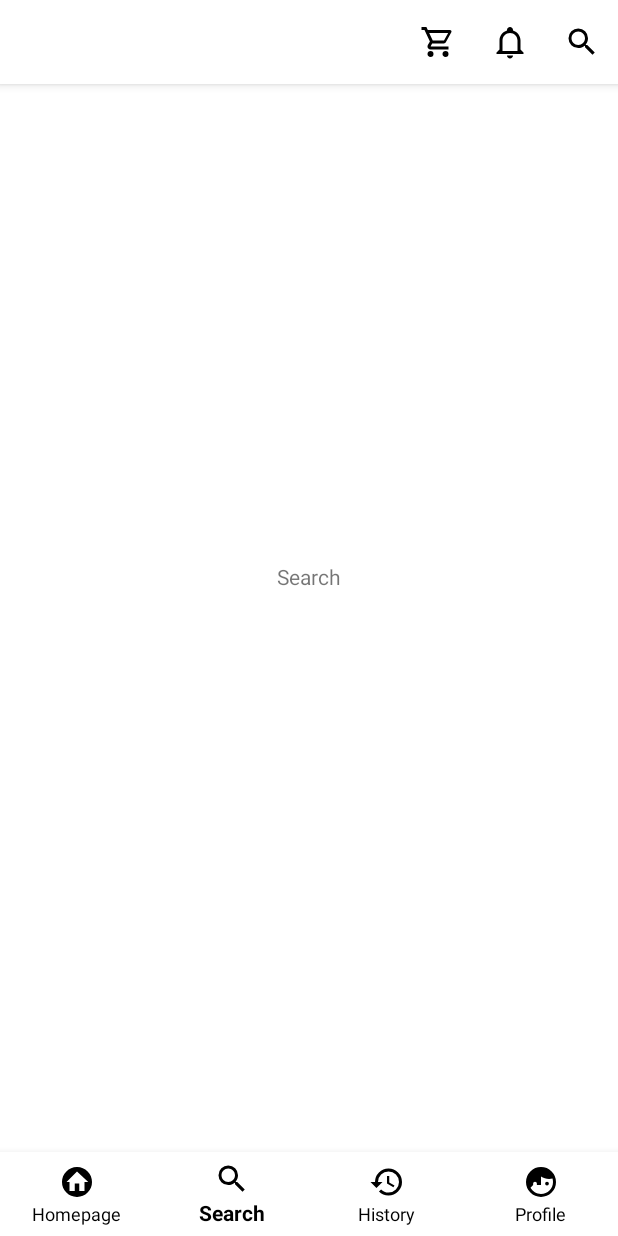
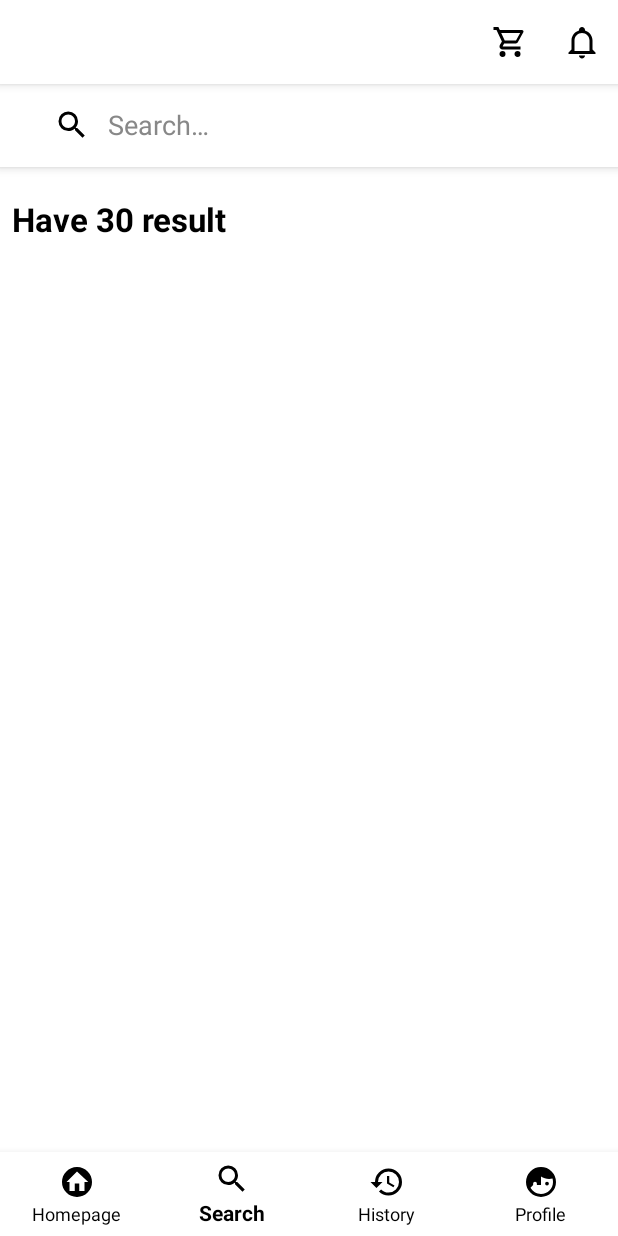
Before and after one commit to nguyenthanh311003/game-controller-shop-mobile, an Android app: the screen it shows after launch (MainActivity), item 2 of the bottom bar chosen, on a phone screen of 412 x 824 dp. Run offline under Robolectric (Android 15) with nearby library versions, the light colour scheme and no system bars.

Commit message:
implement sort product and search product

```diff
--- a/app/src/main/java/com/group4/gamecontrollershop/MainActivity.java
+++ b/app/src/main/java/com/group4/gamecontrollershop/MainActivity.java
@@ -1,24 +1,28 @@
 package com.group4.gamecontrollershop;
 
+import android.content.Intent;
 import android.os.Bundle;
+import android.view.Menu;
 import android.view.MenuItem;
-import android.widget.Toolbar;
+import android.widget.Toast;
 
 import androidx.activity.EdgeToEdge;
 import androidx.annotation.NonNull;
 import androidx.appcompat.app.AppCompatActivity;
+import androidx.appcompat.widget.Toolbar;
 import androidx.core.graphics.Insets;
 import androidx.core.view.ViewCompat;
 import androidx.core.view.WindowInsetsCompat;
+import androidx.fragment.app.FragmentTransaction;
 import androidx.viewpager2.widget.ViewPager2;
 
 import com.google.android.material.bottomnavigation.BottomNavigationView;
 import com.group4.gamecontrollershop.adapter.ViewPagerAdapter;
+import com.group4.gamecontrollershop.fragments.FragmentSearch;
 
 public class MainActivity extends AppCompatActivity {
     private BottomNavigationView navigationView;
     private ViewPager2 viewPager;
-    private Toolbar toolbar;
 
     @Override
     protected void onCreate(Bundle savedInstanceState) {
@@ -31,6 +35,8 @@ public class MainActivity extends AppCompatActivity {
             return insets;
         });
         navigationView = findViewById(R.id.bottomNavigationView);
+        Toolbar toolbar = findViewById(R.id.toolbar);
+        setSupportActionBar(toolbar);
         viewPager = findViewById(R.id.viewPager);
 
         ViewPagerAdapter adapter = new ViewPagerAdapter(this);
@@ -73,22 +79,26 @@ public class MainActivity extends AppCompatActivity {
         });
     }
 
-//    @Override
-//    public boolean onOptionsItemSelected(@NonNull MenuItem item) {
-//        switch (item.getItemId()) {
-//            case R.id.action_cart:
-//                openCart();
-//                return true;
-//            case R.id.action_notifications:
-//                openNotifications();
-//                return true;
-//            case R.id.action_search:
-//                openSearch();
-//                return true;
-//            default:
-//                return super.onOptionsItemSelected(item);
-//        }
-//    }
+    @Override
+    public boolean onCreateOptionsMenu(Menu menu) {
+        getMenuInflater().inflate(R.menu.toolbar_menu, menu);
+        return true;
+    }
+
+    @Override
+    public boolean onOptionsItemSelected(@NonNull MenuItem item) {
+        int itemId = item.getItemId();
+
+        if (itemId == R.id.action_cart) {
+            openCart();
+            return true;
+        } else if (itemId == R.id.action_notifications) {
+            openNotifications();
+            return true;
+        } else {
+            return super.onOptionsItemSelected(item);
+        }
+    }
 
     private void openCart() {
         // Mở Activity giỏ hàng
@@ -97,8 +107,4 @@ public class MainActivity extends AppCompatActivity {
     private void openNotifications() {
         // Mở Activity thông báo
     }
-
-    private void openSearch() {
-        // Mở Activity tìm kiếm
-    }
 }
--- a/app/src/main/java/com/group4/gamecontrollershop/adapter/ProductAdapter.java
+++ b/app/src/main/java/com/group4/gamecontrollershop/adapter/ProductAdapter.java
@@ -25,6 +25,10 @@ public class ProductAdapter extends RecyclerView.Adapter<ProductAdapter.ProductV
     public ProductAdapter(Context context, List<Product> productList) {
         this.context = context;
         this.productList = productList;
+    }
+
+    public void updateProductList(List<Product> newProductList) {
+        this.productList = newProductList;
     }
 
     @NonNull
--- a/app/src/main/java/com/group4/gamecontrollershop/fragments/FragmentHome.java
+++ b/app/src/main/java/com/group4/gamecontrollershop/fragments/FragmentHome.java
@@ -6,6 +6,9 @@ import android.os.Bundle;
 import android.view.LayoutInflater;
 import android.view.View;
 import android.view.ViewGroup;
+import android.widget.ImageButton;
+import android.widget.PopupMenu;
+import android.widget.Toast;
 
 import androidx.annotation.NonNull;
 import androidx.annotation.Nullable;
@@ -26,7 +29,9 @@ import java.util.List;
 public class FragmentHome extends Fragment {
     private RecyclerView productRV;
     private ProductAdapter productAdapter;
+    private ImageButton btnSort;
     private DatabaseHelper myDB;
+    private String sortStatus = "ALL";
 
     @Nullable
     @Override
@@ -34,7 +39,11 @@ public class FragmentHome extends Fragment {
         View view = inflater.inflate(R.layout.fragment_home, container, false);
 
         productRV = view.findViewById(R.id.productRV);
+        btnSort = view.findViewById(R.id.btnSort);
         productRV.setLayoutManager(new GridLayoutManager(getContext(), 2));
+
+        btnSort.setOnClickListener(v -> showSortMenu(v));
+
         @SuppressLint("SimpleDateFormat")
         SimpleDateFormat dateFormat = new SimpleDateFormat("yyyy-MM-dd");
 
@@ -48,7 +57,7 @@ public class FragmentHome extends Fragment {
         Uri xboxOneSWhiteUri = Uri.parse("android.resource://" + getContext().getPackageName() + "/" + R.drawable.xbox1s_white);
         String xboxOneSWhiteUrl = xboxOneSWhiteUri.toString();
 
-        Uri xboxOneSBlackUri = Uri.parse("android.resource://" + getContext().getPackageName() + "/" + R.drawable.xbox1s_black);
+        Uri xboxOneSBlackUri = Uri.parse("android.resource://" + getContext().getPackageName() + "/" + R.drawable.xbox1x_red_camo);
         String xboxOneSBlackUrl = xboxOneSBlackUri.toString();
 
         Uri xboxOneXWhiteUri = Uri.parse("android.resource://" + getContext().getPackageName() + "/" + R.drawable.xbox1x_white);
@@ -57,7 +66,7 @@ public class FragmentHome extends Fragment {
         Uri xboxOneXBlackUri = Uri.parse("android.resource://" + getContext().getPackageName() + "/" + R.drawable.xbox1x_black);
         String xboxOneXBackUrl = xboxOneXBlackUri.toString();
 
-        Uri xboxOneXGreyCamoUri = Uri.parse("android.resource://" + getContext().getPackageName() + "/" + R.drawable.xbox1x_grey_camo);
+        Uri xboxOneXGreyCamoUri = Uri.parse("android.resource://" + getContext().getPackageName() + "/" + R.drawable.xbox1s_black);
         String xboxOneXGreyCamoUrl = xboxOneXGreyCamoUri.toString();
 
         Uri xboxOneXBlueCamoUri = Uri.parse("android.resource://" + getContext().getPackageName() + "/" + R.drawable.xbox1x_blue_camo);
@@ -67,8 +76,11 @@ public class FragmentHome extends Fragment {
                 "Xbox One S White Controller",
                 "The Xbox One S Controller is an ergonomic game pad designed for Xbox One consoles and Windows PCs. It features Bluetooth connectivity, textured grips, and responsive buttons for a comfortable and precise gaming experience. Customizable settings through the Xbox Accessories app enhance personalization for gamers.",
                 xboxOneSWhiteUrl,
+                xboxOneSWhiteUrl,
+                xboxOneSWhiteUrl,
+                xboxOneSWhiteUrl,
                 59.99,
-                49.99,
+                39.99,
                 100,
                 "Xbox",
                 releaseDate,
@@ -79,8 +91,11 @@ public class FragmentHome extends Fragment {
                 "Xbox One S Black Controller",
                 "The Xbox One S Controller is an ergonomic game pad designed for Xbox One consoles and Windows PCs. It features Bluetooth connectivity, textured grips, and responsive buttons for a comfortable and precise gaming experience. Customizable settings through the Xbox Accessories app enhance personalization for gamers.",
                 xboxOneSBlackUrl,
+                xboxOneSBlackUrl,
+                xboxOneSBlackUrl,
+                xboxOneSBlackUrl,
                 59.99,
-                49.99,
+                29.99,
                 100,
                 "Xbox",
                 releaseDate,
@@ -91,8 +106,11 @@ public class FragmentHome extends Fragment {
                 "Xbox One X White Controller",
                 "The Xbox One S Controller is an ergonomic game pad designed for Xbox One consoles and Windows PCs. It features Bluetooth connectivity, textured grips, and responsive buttons for a comfortable and precise gaming experience. Customizable settings through the Xbox Accessories app enhance personalization for gamers.",
                 xboxOneXWhiteUrl,
+                xboxOneXWhiteUrl,
+                xboxOneXWhiteUrl,
+                xboxOneXWhiteUrl,
                 59.99,
-                49.99,
+                19.99,
                 100,
                 "Xbox",
                 releaseDate,
@@ -103,8 +121,11 @@ public class FragmentHome extends Fragment {
                 "Xbox One X Black Controller",
                 "The Xbox One S Controller is an ergonomic game pad designed for Xbox One consoles and Windows PCs. It features Bluetooth connectivity, textured grips, and responsive buttons for a comfortable and precise gaming experience. Customizable settings through the Xbox Accessories app enhance personalization for gamers.",
                 xboxOneXBackUrl,
+                xboxOneXBackUrl,
+                xboxOneXBackUrl,
+                xboxOneXBackUrl,
                 59.99,
-                49.99,
+                9.99,
                 100,
                 "Xbox",
                 releaseDate,
@@ -115,8 +136,11 @@ public class FragmentHome extends Fragment {
                 "Xbox One X Grey Camo Controller",
                 "The Xbox One S Controller is an ergonomic game pad designed for Xbox One consoles and Windows PCs. It features Bluetooth connectivity, textured grips, and responsive buttons for a comfortable and precise gaming experience. Customizable settings through the Xbox Accessories app enhance personalization for gamers.",
                 xboxOneXGreyCamoUrl,
+                xboxOneXGreyCamoUrl,
+                xboxOneXGreyCamoUrl,
+                xboxOneXGreyCamoUrl,
                 59.99,
-                49.99,
+                8.99,
                 100,
                 "Xbox",
                 releaseDate,
@@ -127,8 +151,11 @@ public class FragmentHome extends Fragment {
                 "Xbox One X Blue Camo Controller",
                 "The Xbox One S Controller is an ergonomic game pad designed for Xbox One consoles and Windows PCs. It features Bluetooth connectivity, textured grips, and responsive buttons for a comfortable and precise gaming experience. Customizable settings through the Xbox Accessories app enhance personalization for gamers.",
                 xboxOneXBlueCamoUrl,
+                xboxOneXBlueCamoUrl,
+                xboxOneXBlueCamoUrl,
+                xboxOneXBlueCamoUrl,
                 59.99,
-                49.99,
+                7.99,
                 100,
                 "Xbox",
                 releaseDate,
@@ -136,19 +163,51 @@ public class FragmentHome extends Fragment {
         );
 
         myDB = new DatabaseHelper(getContext());
+//        myDB.insertProduct(xboxOneSBlack);
 //        myDB.insertProduct(xboxOneSWhite);
-//        myDB.insertProduct(xboxOneSBlack);
 //        myDB.insertProduct(xboxOneXWhite);
 //        myDB.insertProduct(xboxOneXBlack);
 //        myDB.insertProduct(xboxOneXBlueCamo);
 //        myDB.insertProduct(xboxOneXGreyCamo);
 
+        loadProducts();
+
 //        myDB.deleteAllProducts();
-        List<Product> productList = myDB.getActiveProducts();
-
-        productAdapter = new ProductAdapter(getContext(), productList);
-        productRV.setAdapter(productAdapter);
 
         return view;
     }
+
+    private void showSortMenu(View v) {
+        PopupMenu popup = new PopupMenu(getContext(), v);
+        popup.getMenuInflater().inflate(R.menu.menu_sort, popup.getMenu());
+        popup.setOnMenuItemClickListener(item -> {
+            if (item.getItemId() == R.id.sort_by_price_descending) {
+                Toast.makeText(getContext(), "Highest to lowest", Toast.LENGTH_SHORT).show();
+                sortStatus = "DESC";
+            } else if (item.getItemId() == R.id.sort_by_price_ascending) {
+                Toast.makeText(getContext(), "Lowest to highest", Toast.LENGTH_SHORT).show();
+                sortStatus = "ASC";
+            } else if (item.getItemId() == R.id.sort_by_all) {
+                Toast.makeText(getContext(), "All", Toast.LENGTH_SHORT).show();
+                sortStatus = "ALL";
+            } else {
+                return false;
+            }
+            loadProducts();
+            return true;
+        });
+        popup.show();
+    }
+
+    @SuppressLint("NotifyDataSetChanged")
+    private void loadProducts() {
+        List<Product> productList = myDB.getActiveProductsBySort(sortStatus);
+        if (productAdapter == null) {
+            productAdapter = new ProductAdapter(getContext(), productList);
+            productRV.setAdapter(productAdapter);
+        } else {
+            productAdapter.updateProductList(productList);
+            productAdapter.notifyDataSetChanged();
+        }
+    }
 }
--- a/app/src/main/java/com/group4/gamecontrollershop/fragments/FragmentSearch.java
+++ b/app/src/main/java/com/group4/gamecontrollershop/fragments/FragmentSearch.java
@@ -1,20 +1,84 @@
 package com.group4.gamecontrollershop.fragments;
 
+import android.annotation.SuppressLint;
+import android.graphics.Color;
+import android.os.Build;
 import android.os.Bundle;
 import android.view.LayoutInflater;
 import android.view.View;
 import android.view.ViewGroup;
+import android.widget.ImageButton;
+import android.widget.TextView;
+import android.widget.Toast;
 
 import androidx.annotation.NonNull;
 import androidx.annotation.Nullable;
+import androidx.appcompat.widget.SearchView;
 import androidx.fragment.app.Fragment;
+import androidx.recyclerview.widget.GridLayoutManager;
+import androidx.recyclerview.widget.RecyclerView;
 
 import com.group4.gamecontrollershop.R;
+import com.group4.gamecontrollershop.adapter.ProductAdapter;
+import com.group4.gamecontrollershop.database_helper.DatabaseHelper;
+import com.group4.gamecontrollershop.model.Product;
+
+import java.lang.reflect.Field;
+import java.util.List;
 
 public class FragmentSearch extends Fragment {
+    private RecyclerView productRV;
+    private TextView resultSizeTxt;
+    private ProductAdapter productAdapter;
+    private DatabaseHelper myDB;
     @Nullable
     @Override
     public View onCreateView(@NonNull LayoutInflater inflater, @Nullable ViewGroup container, @Nullable Bundle savedInstanceState) {
-        return inflater.inflate(R.layout.fragment_search, container, false);
+        View view = inflater.inflate(R.layout.fragment_search, container, false);
+        productRV = view.findViewById(R.id.productRV);
+        resultSizeTxt = view.findViewById(R.id.resultSizeTxt);
+        productRV.setLayoutManager(new GridLayoutManager(getContext(), 2));
+
+        SearchView searchView = view.findViewById(R.id.searchView);
+        searchView.setOnQueryTextListener(new SearchView.OnQueryTextListener() {
+            @Override
+            public boolean onQueryTextSubmit(String query) {
+                Toast.makeText(getContext(), "Searching for: " + query, Toast.LENGTH_SHORT).show();
+                myDB = new DatabaseHelper(getContext());
+                loadProducts(query);
+                return false;
+            }
+
+            @Override
+            public boolean onQueryTextChange(String newText) {
+                // Xử lý sự kiện khi nội dung tìm kiếm thay đổi
+                return false;
+            }
+        });
+
+        try {
+            Field searchField = SearchView.class.getDeclaredField("mSearchSrcTextView");
+            searchField.setAccessible(true);
+            TextView searchTextView = (TextView) searchField.get(searchView);
+            searchTextView.setTextColor(Color.BLACK);
+            searchTextView.setHintTextColor(Color.GRAY);
+        } catch (NoSuchFieldException | IllegalAccessException e) {
+            e.printStackTrace();
+        }
+
+        return view;
+    }
+
+    @SuppressLint({"NotifyDataSetChanged", "SetTextI18n"})
+    private void loadProducts(String searchInput) {
+        List<Product> productList = myDB.searchProductsByName(searchInput);
+        resultSizeTxt.setText("Have" + " " + productList.size() + " " + "result");
+        if (productAdapter == null) {
+            productAdapter = new ProductAdapter(getContext(), productList);
+            productRV.setAdapter(productAdapter);
+        } else {
+            productAdapter.updateProductList(productList);
+            productAdapter.notifyDataSetChanged();
+        }
     }
 }
--- /dev/null
+++ b/app/src/main/res/drawable/sort.xml
@@ -0,0 +1 @@
+<!-- drawable/sort.xml --><vector xmlns:android="http://schemas.android.com/apk/res/android" android:height="24dp" android:width="24dp" android:viewportWidth="24" android:viewportHeight="24"><path android:fillColor="#000000" android:pathData="M18 21L14 17H17V7H14L18 3L22 7H19V17H22M2 19V17H12V19M2 13V11H9V13M2 7V5H6V7H2Z" /></vector>
--- a/app/src/main/res/layout/fragment_search.xml
+++ b/app/src/main/res/layout/fragment_search.xml
@@ -1,16 +1,60 @@
 <?xml version="1.0" encoding="utf-8"?>
-<androidx.constraintlayout.widget.ConstraintLayout xmlns:android="http://schemas.android.com/apk/res/android"
+<androidx.constraintlayout.widget.ConstraintLayout
+    xmlns:android="http://schemas.android.com/apk/res/android"
     xmlns:app="http://schemas.android.com/apk/res-auto"
+    android:id="@+id/search"
     android:layout_width="match_parent"
     android:layout_height="match_parent">
 
+    <com.google.android.material.appbar.AppBarLayout
+        android:id="@+id/appBarLayout2"
+        android:layout_width="match_parent"
+        android:layout_height="wrap_content"
+        android:layout_marginTop="55dp"
+        android:theme="@style/ThemeOverlay.AppCompat.Dark.ActionBar"
+        app:layout_constraintTop_toTopOf="parent">
+
+        <androidx.appcompat.widget.Toolbar
+            android:id="@+id/toolbar"
+            android:layout_width="match_parent"
+            android:layout_height="?attr/actionBarSize"
+            app:layout_scrollFlags="scroll|enterAlways">
+
+            <androidx.appcompat.widget.SearchView
+                android:id="@+id/searchView"
+                android:layout_width="match_parent"
+                android:layout_height="wrap_content"
+                android:queryHint="Search here"
+                app:iconifiedByDefault="false"
+                app:searchIcon="@drawable/magnify" />
+        </androidx.appcompat.widget.Toolbar>
+
+    </com.google.android.material.appbar.AppBarLayout>
+
     <TextView
-        android:id="@+id/textView"
+        android:id="@+id/resultSizeTxt"
         android:layout_width="wrap_content"
         android:layout_height="wrap_content"
-        android:text="Search"
+        android:layout_marginStart="8dp"
+        android:layout_marginTop="20dp"
+        android:text="Have 30 result"
+        android:textColor="@color/black"
+        android:textSize="22sp"
+        android:textStyle="bold"
+        app:layout_constraintStart_toStartOf="parent"
+        app:layout_constraintTop_toBottomOf="@+id/appBarLayout2" />
+
+    <androidx.recyclerview.widget.RecyclerView
+        android:id="@+id/productRV"
+        android:layout_width="0dp"
+        android:layout_height="0dp"
+        android:layout_marginTop="20dp"
+        android:padding="8dp"
+        app:layout_constraintTop_toBottomOf="@id/resultSizeTxt"
         app:layout_constraintBottom_toBottomOf="parent"
         app:layout_constraintEnd_toEndOf="parent"
-        app:layout_constraintStart_toStartOf="parent"
-        app:layout_constraintTop_toTopOf="parent" />
+        app:layout_constraintStart_toStartOf="parent" />
+
+    <!-- Các thành phần khác của FragmentSearch -->
+
 </androidx.constraintlayout.widget.ConstraintLayout>
--- /dev/null
+++ b/app/src/main/res/menu/menu_sort.xml
@@ -0,0 +1,13 @@
+<?xml version="1.0" encoding="utf-8"?>
+<menu xmlns:android="http://schemas.android.com/apk/res/android">
+    <item
+        android:id="@+id/sort_by_all"
+        android:title="@string/sort_all_product" />
+    <item
+        android:id="@+id/sort_by_price_descending"
+        android:title="@string/sort_by_price_descending" />
+
+    <item
+        android:id="@+id/sort_by_price_ascending"
+        android:title="@string/sort_by_price_ascending" />
+</menu>
--- a/app/src/main/res/menu/toolbar_menu.xml
+++ b/app/src/main/res/menu/toolbar_menu.xml
@@ -12,9 +12,4 @@
         android:title="Notifications"
         app:showAsAction="always" />
 
-    <item
-        android:id="@+id/action_search"
-        android:icon="@drawable/magnify"
-        android:title="Search"
-        app:showAsAction="always" />
 </menu>
--- a/app/src/main/res/values/strings.xml
+++ b/app/src/main/res/values/strings.xml
@@ -6,4 +6,7 @@
     <string name="menu_search_txt">Search</string>
     <string name="decrease_quantity">Decrease quantity</string>
     <string name="increase_quantity">Increase quantity</string>
+    <string name="sort_by_price_descending">Highest - lowest (Price)</string>
+    <string name="sort_by_price_ascending">Lowest - highest (Price)</string>
+    <string name="sort_all_product">All</string>
 </resources>
```
Also changed, not shown: app/src/main/java/com/group4/gamecontrollershop/GameControllerDetailActivity.java (+11 -5 lines), app/src/main/java/com/group4/gamecontrollershop/database_helper/DatabaseHelper.java (+82 -0 lines), app/src/main/res/layout/fragment_home.xml (+35 -4 lines).
